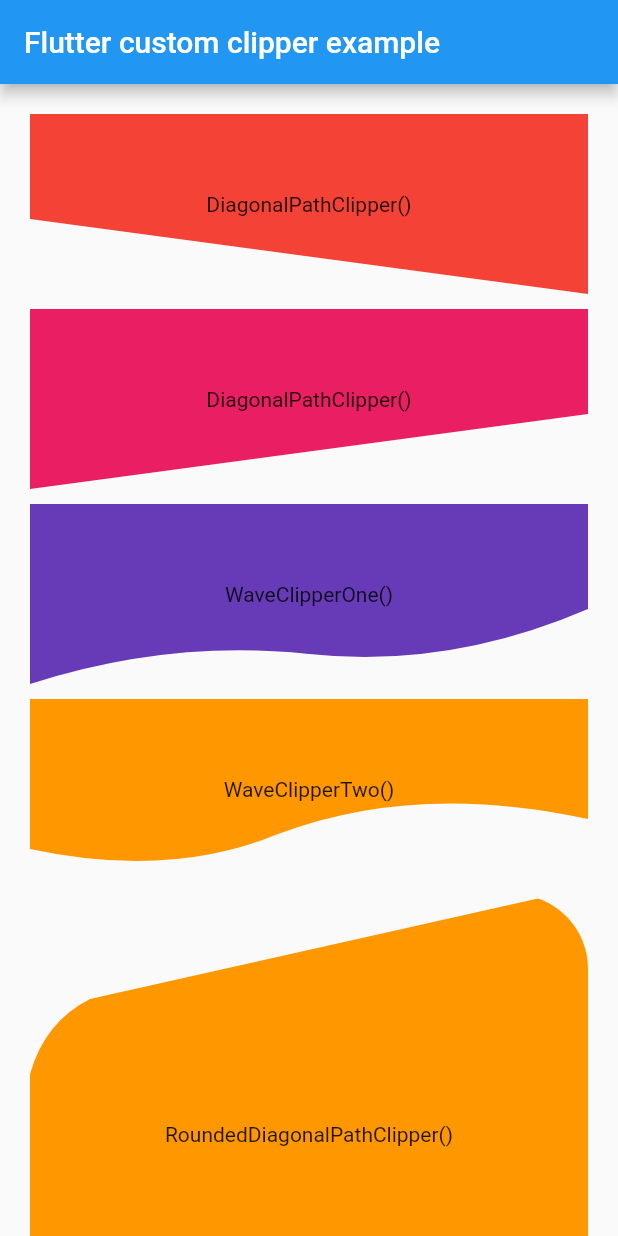
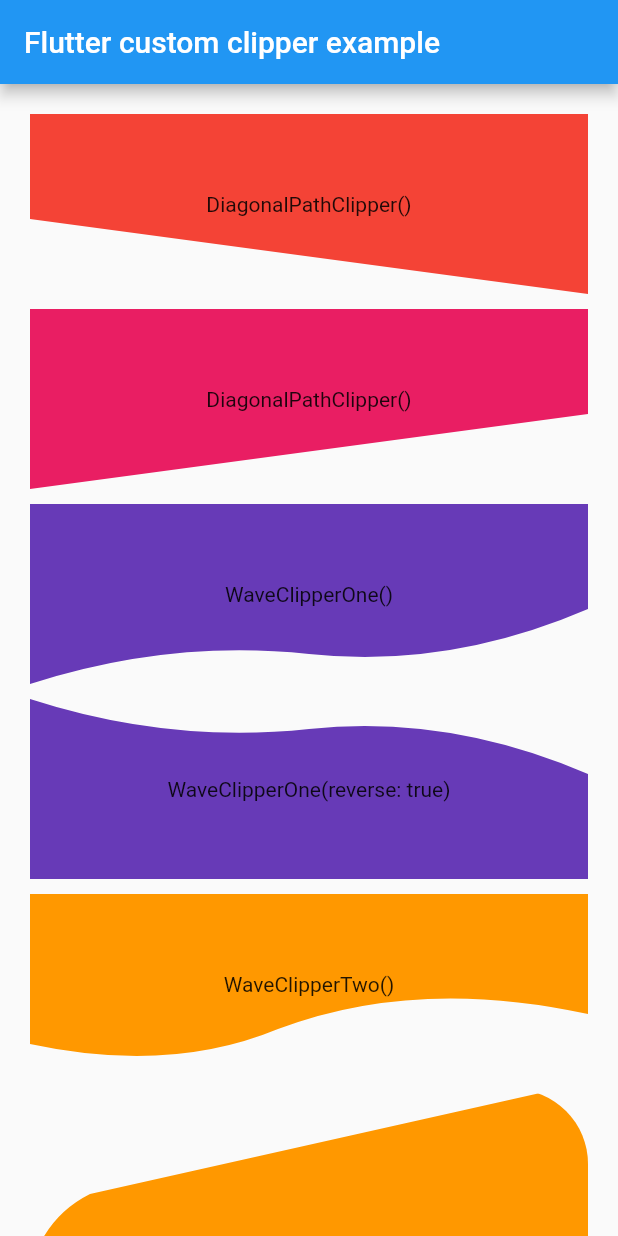
Before and after one commit to lohanidamodar/flutter_custom_clippers, a Flutter app: the screen it shows after launch, on a phone screen of 412 x 824 dp. Run offline on Flutter 3.47's test engine with Material 2 defaults, Android fonts, the phone set to English and light mode, and no system bars.

Commit message:
reverse option in wave clipper one

```diff
--- a/example/lib/main.dart
+++ b/example/lib/main.dart
@@ -50,6 +50,15 @@ class HomeScreen extends StatelessWidget {
           ),
           SizedBox(height: 10.0,),
           ClipPath(
+            clipper: WaveClipperOne(reverse: true),
+            child: Container(
+              height: 120,
+              color: Colors.deepPurple,
+              child: Center(child: Text("WaveClipperOne(reverse: true)")),
+            ),
+          ),
+          SizedBox(height: 10.0,),
+          ClipPath(
             clipper: WaveClipperTwo(),
             child: Container(
               height: 120,
--- a/lib/src/wave_clipper_1.dart
+++ b/lib/src/wave_clipper_1.dart
@@ -1,8 +1,14 @@
 import 'package:flutter/material.dart';
 
 class WaveClipperOne extends CustomClipper<Path> {
+  bool reverse;
+
+  WaveClipperOne({this.reverse=false});
+
   @override
     Path getClip(Size size) {
+
+      if(!reverse) {
         Offset firstEndPoint = Offset(size.width * .5,size.height-20);
         Offset firstControlPoint = Offset(size.width * .25,size.height-30);
         Offset secondEndPoint = Offset(size.width,size.height - 50);
@@ -15,6 +21,21 @@ class WaveClipperOne extends CustomClipper<Path> {
           ..lineTo(size.width, 0.0)
           ..close();
         return path;
+      }else {
+        Offset firstEndPoint = Offset(size.width * .5,20);
+        Offset firstControlPoint = Offset(size.width * .25,30);
+        Offset secondEndPoint = Offset(size.width,50);
+        Offset secondControlPoint = Offset(size.width * .75,10);
+
+        final path = Path()
+          ..quadraticBezierTo(firstControlPoint.dx, firstControlPoint.dy, firstEndPoint.dx, firstEndPoint.dy)
+          ..quadraticBezierTo(secondControlPoint.dx, secondControlPoint.dy, secondEndPoint.dx, secondEndPoint.dy)
+          ..lineTo(size.width, size.height)
+          ..lineTo(0.0, size.height)
+          ..close();
+        return path;
+      }
+
     }
 
   @override
```
Lines whose indentation alone changed are shown as unchanged.
